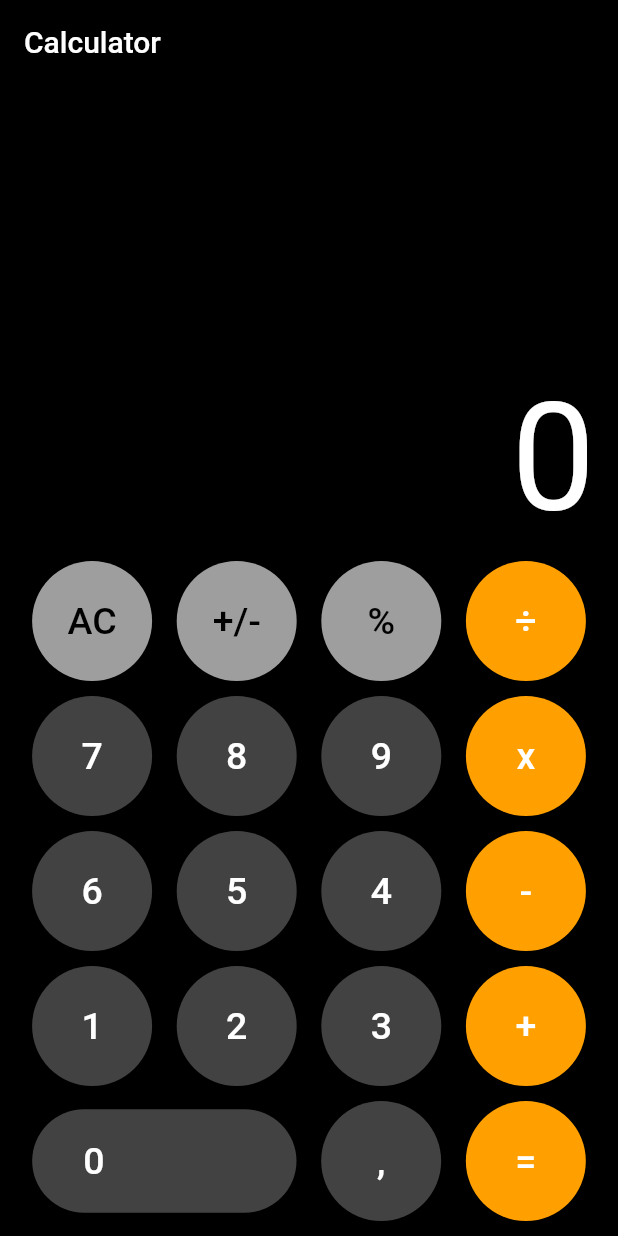
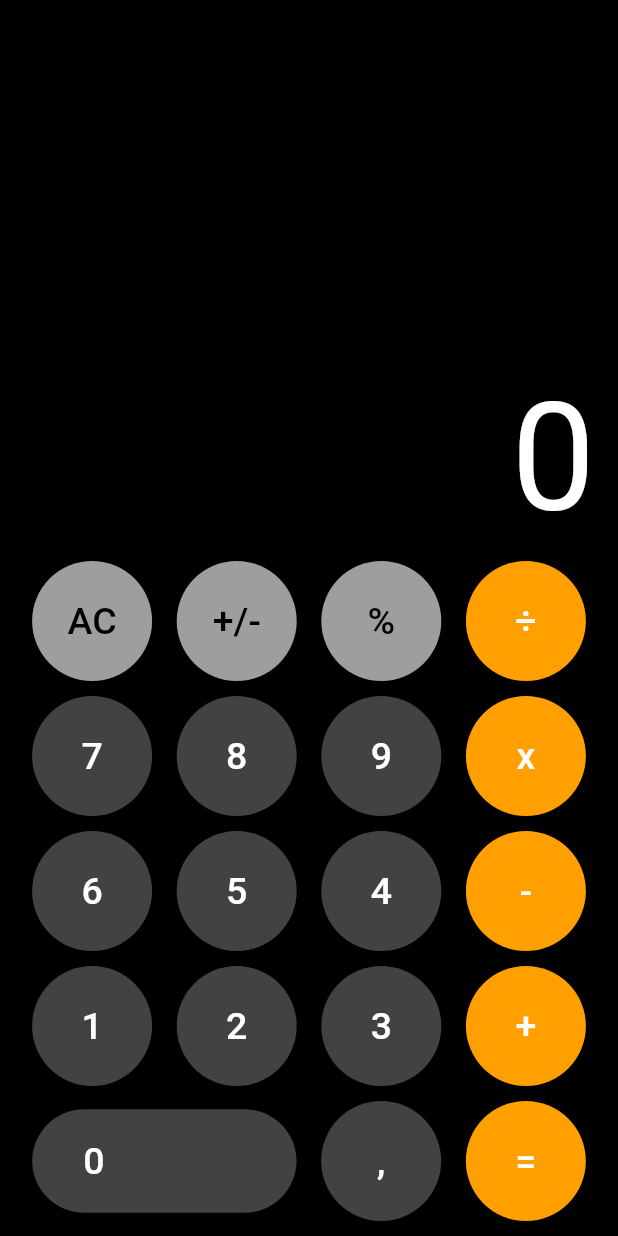
Before and after one commit to maxime9446/CalculatriceFlutter, a Flutter app: the screen it shows after launch, on a phone screen of 412 x 824 dp. Run offline on Flutter 3.47's test engine with Material 2 defaults, Android fonts, the phone set to English and light mode, and no system bars.

Commit message:
delete title

```diff
--- a/lib/main.dart
+++ b/lib/main.dart
@@ -82,7 +82,7 @@ class _CalculatorState extends State<Calculator> {
     return Scaffold(
       backgroundColor: Colors.black,
       appBar: AppBar(
-        title: const Text('Calculator'),
+        title: const Text(''),
         backgroundColor: Colors.black,
       ),
       body: Padding(
```
